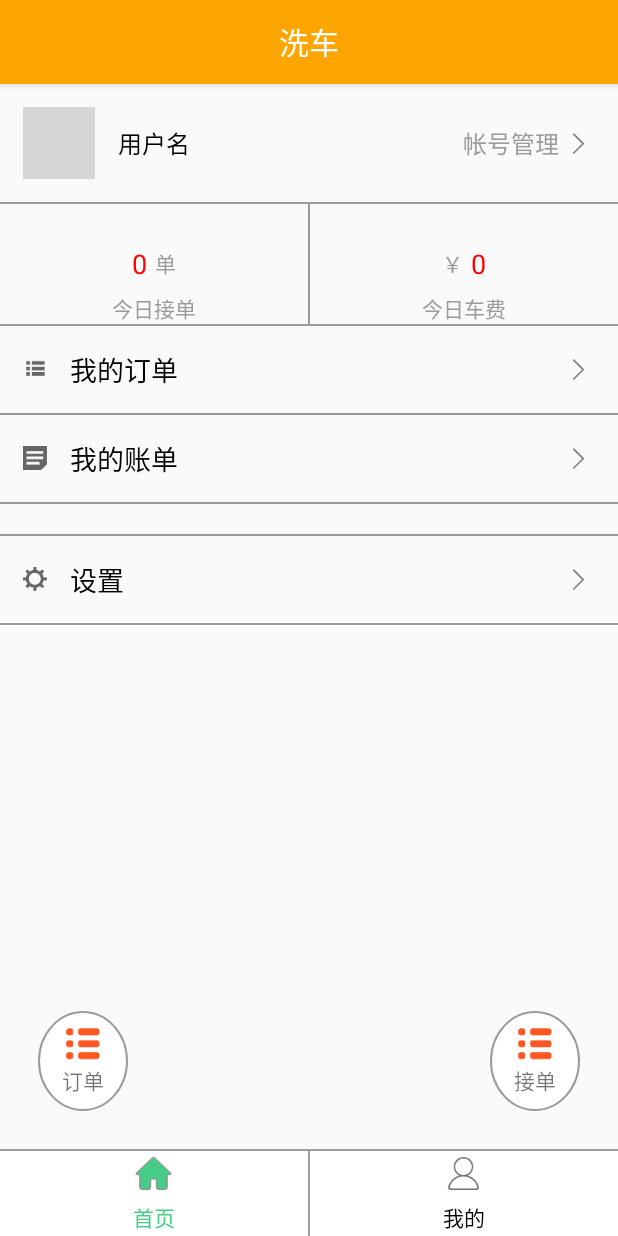
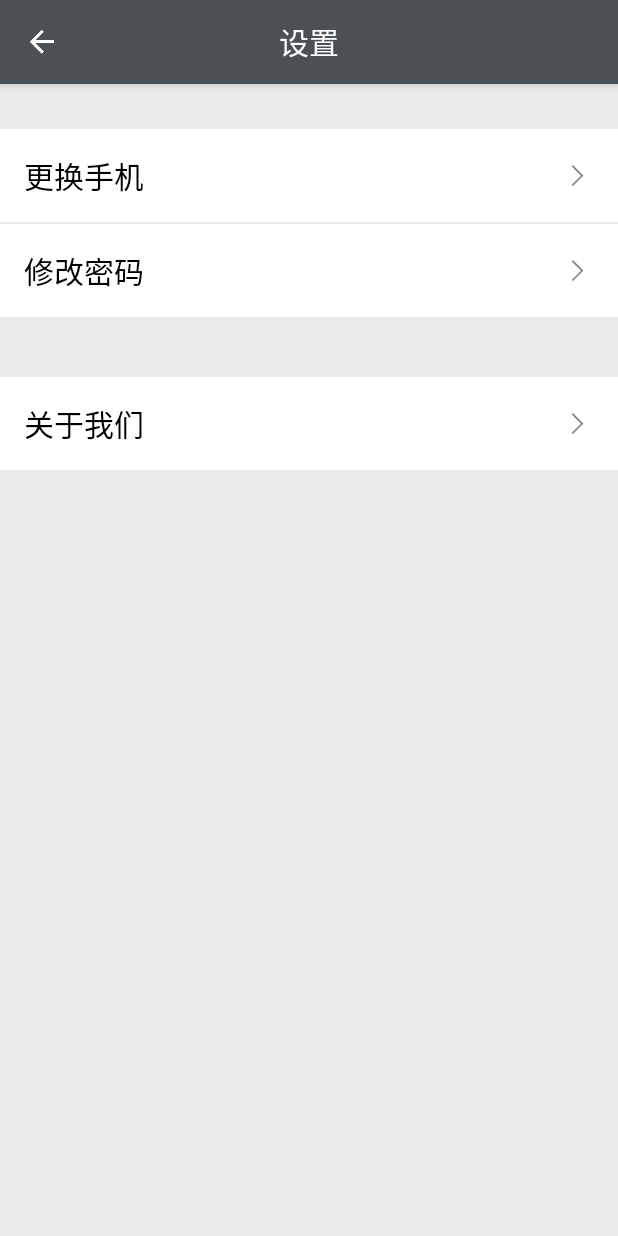
Before and after one commit to myxiao7/xiche, an Android app: the fragment PersonFragment placed in its activity, after a tap on "设置", on a phone screen of 412 x 824 dp. Run offline under Robolectric (Android 15) with nearby library versions, the phone set to English and light mode, and no system bars; our stand-ins replace ButterKnife; libraries missing offline, so code that uses them is left out: cn.jpush.android, com.afollestad.materialdialogs, com.yanzhenjie.permission, org.xutils, org.xutils.common and 2 more; plain views replace MapView; 12 statements that could not run were skipped; grey boxes are pictures that could not be loaded.

Commit message:
推送 自定义

```diff
--- a/app/src/main/java/com/zh/xiche/config/HttpPath.java
+++ b/app/src/main/java/com/zh/xiche/config/HttpPath.java
@@ -30,7 +30,7 @@ public class HttpPath {
     /**
      * 修改个人头像
      */
-    public static final String MODIFYICON = "upload.do";
+    public static final String MODIFYICON = "uploadFileServ.do";
     /**
      * 修改个人位置
      */
--- a/app/src/main/java/com/zh/xiche/http/RequestCallBack.java
+++ b/app/src/main/java/com/zh/xiche/http/RequestCallBack.java
@@ -61,12 +61,12 @@ public class RequestCallBack<T> implements Callback.ProgressCallback<T> {
             String responseMsg = httpEx.getMessage();
             String errorResult = httpEx.getResult();
             // ...
-            Toast.makeText(x.app(), "网络错误：" + responseCode, Toast.LENGTH_LONG).show();
+            Toast.makeText(x.app(), "网络错误1", Toast.LENGTH_LONG).show();
 
         } else { // 其他错误
             // ...
             if (ex.getMessage() != null){
-                Toast.makeText(x.app(), "系统错误：" + ex.getMessage(), Toast.LENGTH_LONG).show();
+                Toast.makeText(x.app(), "网络错误2" , Toast.LENGTH_LONG).show();
             }
         }
     }
--- a/app/src/main/java/com/zh/xiche/ui/ForgetActivity.java
+++ b/app/src/main/java/com/zh/xiche/ui/ForgetActivity.java
@@ -14,6 +14,7 @@ import com.google.gson.reflect.TypeToken;
 import com.zh.xiche.R;
 import com.zh.xiche.base.BaseActivity;
 import com.zh.xiche.config.HttpPath;
+import com.zh.xiche.config.SharedData;
 import com.zh.xiche.entity.ResultEntity;
 import com.zh.xiche.http.HttpUtil;
 import com.zh.xiche.http.RequestCallBack;
@@ -74,7 +75,7 @@ public class ForgetActivity extends BaseActivity {
                 activity.finish();
             }
         });
-        toolbarTv.setText("找回密码");
+        toolbarTv.setText("重置密码");
     }
 
     @OnClick({R.id.forget_getcode_txt, R.id.forget_btn})
@@ -200,7 +201,7 @@ public class ForgetActivity extends BaseActivity {
      * 验证验证码
      * @param phone
      */
-    private void ModifyPwd(String phone, String pwd, String code) {
+    private void ModifyPwd(String phone, final String pwd, String code) {
         String url = HttpPath.getPath(HttpPath.FORGETPWD);
         RequestParams params = HttpUtil.params(url);
         params.addBodyParameter("mobile", phone);
@@ -216,6 +217,7 @@ public class ForgetActivity extends BaseActivity {
                 ResultEntity entity = GsonUtil.GsonToBean(result, type);
                 if(entity.isSuccee()){
                     ToastUtil.showShort("修改成功");
+                    SharedData.saveUserPwd(pwd);
                     activity.finish();
                     //修改密码
                 }else{
--- a/app/src/main/java/com/zh/xiche/ui/OrderDetailsActivity.java
+++ b/app/src/main/java/com/zh/xiche/ui/OrderDetailsActivity.java
@@ -248,7 +248,7 @@ public class OrderDetailsActivity extends BaseActivity implements OnGetRoutePlan
 
         }
         if (!TextUtils.isEmpty(orderEntity.getAvartar())) {
-            ImageLoaderHelper.getInstance().loadPic(getorderIconImg, orderEntity.getAvartar());
+            ImageLoaderHelper.getInstance().loadCirPic(getorderIconImg, orderEntity.getAvartar());
         }
         //昵称 + 姓名
         getorderNameTv.setText(orderEntity.getUname() + "(" + orderEntity.getName() + ")");
--- a/app/src/main/java/com/zh/xiche/ui/PersonInfo.java
+++ b/app/src/main/java/com/zh/xiche/ui/PersonInfo.java
@@ -212,6 +212,7 @@ public class PersonInfo extends BaseActivity {
         public void onHanlderSuccess(int reqeustCode, List<PhotoInfo> resultList) {
             if (resultList != null) {
                 String path = resultList.get(0).getPhotoPath();
+                LogUtil.d(path);
                 UploadAvatar(path);
 //                mPhotoList.addAll(resultList);
             }
@@ -320,13 +321,10 @@ public class PersonInfo extends BaseActivity {
 
     @Override
     protected void onActivityResult(int requestCode, int resultCode, Intent data) {
-        LogUtil.d("111");
 //        super.onActivityResult(requestCode, resultCode, data);
         if (resultCode == RESULT_OK && data != null) {
             if (requestCode == REQUEST_EDIT) {
-                LogUtil.d("222");
                 int id = data.getIntExtra(CommonEdit.REQTYPE, 1);
-                LogUtil.d("id"+id);
                 switch (id) {
                     case 1:
                         personInfoNameTxt.setText(data.getStringExtra(CommonEdit.RESULTSTR));
--- a/app/src/main/java/com/zh/xiche/ui/fragment/PersonFragment.java
+++ b/app/src/main/java/com/zh/xiche/ui/fragment/PersonFragment.java
@@ -28,6 +28,7 @@ import com.zh.xiche.http.RequestCallBack;
 import com.zh.xiche.ui.mybill.BillByAllActivity;
 import com.zh.xiche.ui.PersonInfo;
 import com.zh.xiche.ui.myorder.MyOrderSwitch;
+import com.zh.xiche.ui.set.SettingActivity;
 import com.zh.xiche.utils.DbUtils;
 import com.zh.xiche.utils.GsonUtil;
 import com.zh.xiche.utils.ImageLoaderHelper;
@@ -136,6 +137,8 @@ public class PersonFragment extends BaseFragment {
                 }
                 break;
             case R.id.per_setting_tv:
+                intent = new Intent(activity, SettingActivity.class);
+                startActivity(intent);
 //                ToastUtil.showShort(R.string.per_setting);
 //                downloadFile("");
                 break;
--- /dev/null
+++ b/app/src/main/java/com/zh/xiche/ui/set/SettingActivity.java
@@ -0,0 +1,131 @@
+package com.zh.xiche.ui.set;
+
+import android.content.Intent;
+import android.os.Bundle;
+import android.support.annotation.Nullable;
+import android.support.v7.widget.Toolbar;
+import android.view.View;
+import android.widget.TextView;
+
+import com.baidu.mapapi.map.MapView;
+import com.google.gson.reflect.TypeToken;
+import com.zh.xiche.R;
+import com.zh.xiche.base.BaseActivity;
+import com.zh.xiche.base.BaseApplication;
+import com.zh.xiche.config.HttpPath;
+import com.zh.xiche.entity.ResultEntity;
+import com.zh.xiche.entity.UserInfoEntity;
+import com.zh.xiche.http.HttpUtil;
+import com.zh.xiche.http.RequestCallBack;
+import com.zh.xiche.ui.ForgetActivity;
+import com.zh.xiche.utils.DbUtils;
+import com.zh.xiche.utils.DialogUtils;
+import com.zh.xiche.utils.GsonUtil;
+import com.zh.xiche.utils.ToastUtil;
+
+import org.xutils.http.RequestParams;
+
+import java.lang.reflect.Type;
+import java.util.Set;
+
+import butterknife.Bind;
+import butterknife.ButterKnife;
+import butterknife.OnClick;
+import cn.jpush.android.api.JPushInterface;
+import cn.jpush.android.api.TagAliasCallback;
+
+/**
+ * Created by win7 on 2016/11/8.
+ */
+
+public class SettingActivity extends BaseActivity {
+    @Bind(R.id.toolbar_tv)
+    TextView toolbarTv;
+    @Bind(R.id.toolbar)
+    Toolbar toolbar;
+    @Bind(R.id.set_logout_tv)
+    TextView setLogoutTv;
+    @Bind(R.id.set_forget_tv)
+    TextView setForgetTv;
+    @Bind(R.id.set_about_tv)
+    TextView setAboutTv;
+    private UserInfoEntity entity;
+    @Override
+    protected void onCreate(@Nullable Bundle savedInstanceState) {
+        super.onCreate(savedInstanceState);
+        setContentView(R.layout.activity_setting);
+        init();
+    }
+
+    private void init() {
+        ButterKnife.bind(this);
+        toolbar.setTitle("");
+        setSupportActionBar(toolbar);
+        toolbar.setNavigationIcon(R.mipmap.ic_back);
+        toolbar.setNavigationOnClickListener(new View.OnClickListener() {
+            @Override
+            public void onClick(View v) {
+                activity.finish();
+            }
+        });
+        toolbarTv.setText("设置");
+        entity = DbUtils.getInstance().getPersonInfo();
+    }
+    @OnClick({R.id.set_logout_tv, R.id.set_forget_tv, R.id.set_about_tv})
+    public void onClick(View view) {
+        switch (view.getId()) {
+            case R.id.set_logout_tv:
+                DialogUtils.showProgress(activity);
+                logout();
+                break;
+            case R.id.set_forget_tv:
+                Intent intent = new Intent(activity, ForgetActivity.class);
+                startActivity(intent);
+                break;
+            case R.id.set_about_tv:
+                break;
+        }
+    }
+
+    /**
+     * 注销用户
+     */
+    private void logout() {
+        String path = HttpPath.getPath(HttpPath.LOGINOUT);
+        RequestParams params = HttpUtil.params(path);
+        params.addBodyParameter("uid", entity.getId());
+        params.addBodyParameter("tockens", entity.getTockens());
+        HttpUtil.http().post(params, new RequestCallBack<String>(activity) {
+            @Override
+            public void onSuccess(String result) {
+                super.onSuccess(result);
+                Type type = new TypeToken<ResultEntity>() {
+                }.getType();
+                ResultEntity resultEntity = GsonUtil.GsonToBean(result, type);
+                if (resultEntity.isSuccee()) {
+                    JPushInterface.setAlias(activity, "", new TagAliasCallback() {
+                        @Override
+                        public void gotResult(int i, String s, Set<String> set) {
+                            DialogUtils.stopProgress(activity);
+                            ToastUtil.showShort("注销成功");
+                            //发送注销广播
+                            Intent intent1 = new Intent(BaseApplication.LOGOUT);
+                            activity.sendBroadcast(intent1);
+                            activity.finish();
+                        }
+                    });
+                } else {
+                    DialogUtils.stopProgress(activity);
+                    ToastUtil.showShort("注销失败");
+                }
+            }
+
+            @Override
+            public void onError(Throwable ex, boolean isOnCallback) {
+                super.onError(ex, isOnCallback);
+                DialogUtils.stopProgress(activity);
+                ToastUtil.showShort(ex.getMessage());
+            }
+        });
+    }
+}
--- /dev/null
+++ b/app/src/main/res/layout/activity_setting.xml
@@ -0,0 +1,65 @@
+<?xml version="1.0" encoding="utf-8"?>
+<android.support.design.widget.CoordinatorLayout
+    xmlns:android="http://schemas.android.com/apk/res/android"
+    xmlns:app="http://schemas.android.com/apk/res-auto"
+    android:layout_width="match_parent"
+    android:layout_height="match_parent"
+    android:fitsSystemWindows="true"
+    >
+    <android.support.design.widget.AppBarLayout
+        android:layout_height="wrap_content"
+        android:layout_width="match_parent"
+        android:theme="@style/AppTheme.AppBarOverlay">
+
+        <android.support.v7.widget.Toolbar
+            android:id="@+id/toolbar"
+            android:layout_width="match_parent"
+            android:layout_height="?attr/actionBarSize"
+            android:background="?attr/colorPrimary"
+            app:popupTheme="@style/AppTheme.PopupOverlay"
+            android:layout_gravity="center"
+            >
+            <TextView
+                android:id="@+id/toolbar_tv"
+                android:layout_width="wrap_content"
+                android:layout_height="match_parent"
+                android:layout_gravity="center"
+                android:gravity="center"
+                android:textColor="@color/white"
+                android:textSize="20sp" />
+        </android.support.v7.widget.Toolbar>
+    </android.support.design.widget.AppBarLayout>
+    <LinearLayout
+        android:layout_width="match_parent"
+        android:layout_height="match_parent"
+        android:layout_marginTop="?attr/actionBarSize"
+        android:orientation="vertical"
+        android:background="@color/page_bg_gray"
+        >
+        <TextView
+            android:id="@+id/set_logout_tv"
+            style="@style/per_set_text"
+            android:layout_marginTop="30dp"
+            android:text="更换手机"
+            />
+        <View
+            android:layout_width="match_parent"
+            android:layout_height="1dp"
+            android:background="@color/page_bg_gray"
+            android:layout_marginLeft="16dp"
+            />
+        <TextView
+            android:id="@+id/set_forget_tv"
+            style="@style/per_set_text"
+            android:text="修改密码"
+            />
+
+
+        <TextView
+            android:id="@+id/set_about_tv"
+            style="@style/per_set_text"
+            android:layout_marginTop="40dp"
+            android:text="关于我们"
+            />
+    </LinearLayout>
+</android.support.design.widget.CoordinatorLayout>
--- a/app/src/main/res/values/colors.xml
+++ b/app/src/main/res/values/colors.xml
@@ -1,7 +1,7 @@
 <?xml version="1.0" encoding="utf-8"?>
 <resources>
-    <color name="colorPrimary">#ffa500</color>
-    <color name="colorPrimaryDark">#ff7f50</color>
+    <color name="colorPrimary">#4A5054</color>
+    <color name="colorPrimaryDark">#4A5054</color>
     <color name="colorAccent">#FF4081</color>
 
     <color name="black">#000000</color>
--- a/app/src/main/res/values/styles.xml
+++ b/app/src/main/res/values/styles.xml
@@ -156,4 +156,15 @@
         <item name="android:windowEnterAnimation">@anim/push_bottom_in</item>
         <item name="android:windowExitAnimation">@anim/push_bottom_out</item>
     </style>
+
+    <!--个人设置-->
+    <style name="per_set_text">
+        <item name="android:layout_height">wrap_content</item>
+        <item name="android:layout_width">match_parent</item>
+        <item name="android:padding">16dp</item>
+        <item name="android:textColor">@color/black</item>
+        <item name="android:textSize">@dimen/sp20</item>
+        <item name="android:drawableRight">@mipmap/ic_next</item>
+        <item name="android:background">@color/white</item>
+    </style>
 </resources>
```
Also changed, not shown: app/src/main/AndroidManifest.xml (+9 -4 lines), app/src/main/java/com/zh/xiche/ui/RegisterResultActivity.java (+12 -0 lines), app/src/main/java/com/zh/xiche/ui/receive/MyReceiver.java (+10 -4 lines).
